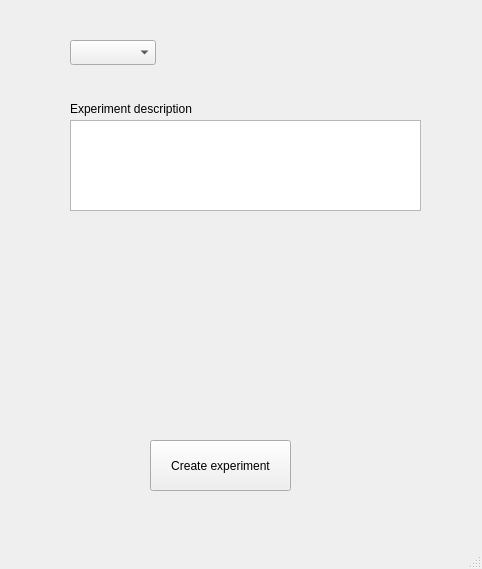
gfogwill/FrESH, file src/gui/main.ui: the form before one commit.
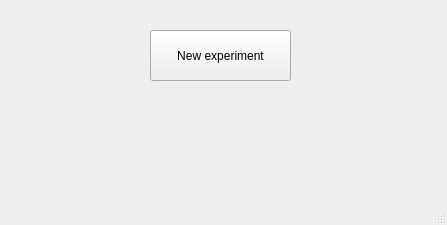
The form after the commit.

Commit message: refactor: create experiment form to enter metadata before running the experiment

What changed in the file:
```diff
--- a/src/gui/main.ui
+++ b/src/gui/main.ui
@@ -6,8 +6,8 @@
    <rect>
     <x>0</x>
     <y>0</y>
-    <width>482</width>
-    <height>569</height>
+    <width>447</width>
+    <height>225</height>
    </rect>
   </property>
   <property name="windowTitle">
@@ -18,71 +18,13 @@
     <property name="geometry">
      <rect>
       <x>150</x>
-      <y>440</y>
+      <y>30</y>
       <width>141</width>
       <height>51</height>
      </rect>
     </property>
     <property name="text">
-     <string>Create experiment</string>
-    </property>
-   </widget>
-   <widget class="QComboBox" name="stationComboBox">
-    <property name="geometry">
-     <rect>
-      <x>70</x>
-      <y>40</y>
-      <width>86</width>
-      <height>25</height>
-     </rect>
-    </property>
-    <item>
-     <property name="text">
-      <string/>
-     </property>
-    </item>
-    <item>
-     <property name="text">
-      <string>Helsinki</string>
-     </property>
-    </item>
-    <item>
-     <property name="text">
-      <string>Utö</string>
-     </property>
-    </item>
-    <item>
-     <property name="text">
-      <string>Pallas</string>
-     </property>
-    </item>
-    <item>
-     <property name="text">
-      <string>Kuopio</string>
-     </property>
-    </item>
-   </widget>
-   <widget class="QPlainTextEdit" name="descriptionPlainTextEdit">
-    <property name="geometry">
-     <rect>
-      <x>70</x>
-      <y>120</y>
-      <width>351</width>
-      <height>91</height>
-     </rect>
-    </property>
-   </widget>
-   <widget class="QLabel" name="label">
-    <property name="geometry">
-     <rect>
-      <x>70</x>
-      <y>100</y>
-      <width>171</width>
-      <height>17</height>
-     </rect>
-    </property>
-    <property name="text">
-     <string>Experiment description</string>
+     <string>New experiment</string>
     </property>
    </widget>
   </widget>
```
Left out of the diff: 2 changed lines with no effect on the pictures. The commit also changes 1 other file.
